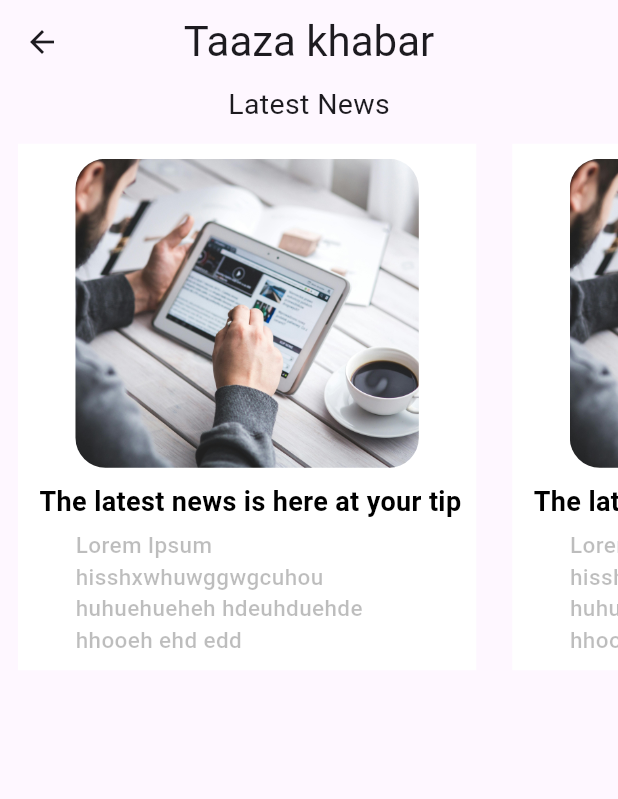
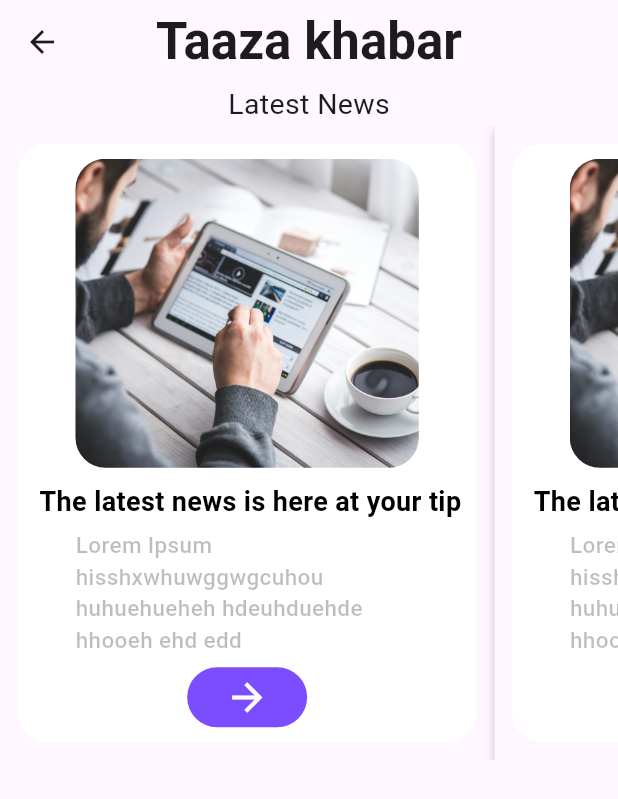
Before and after one commit to trishk-03/Taaza_khabar, a Flutter app: the Homescreen screen opened directly, on a phone screen of 412 x 824 dp. Shown: the top 799 px of the screen. Run offline on Flutter 3.47's test engine with Material 3 defaults, Android fonts, the phone set to English and light mode, and no system bars.

Commit message:
upgraded gi

```diff
--- a/lib/screens/homescreen.dart
+++ b/lib/screens/homescreen.dart
@@ -13,14 +13,14 @@ class _HomescreenState extends State<Homescreen> {
   Widget build(BuildContext context) {
     return Scaffold(
       appBar: AppBar(
-        title: Text('Taaza khabar', style: TextStyle(fontSize: 28),),
+        title: Text('Taaza khabar', style: TextStyle(fontSize: 34,fontWeight: FontWeight.bold),),
         centerTitle: true,
       ),
       body: Column(
         children: [
           Text("Latest News", style: TextStyle(fontSize: 19),),
           SizedBox(height: MediaQuery.of(context).size.height* 0.001,),
-         SingleChildScrollView(
+          SingleChildScrollView(
            scrollDirection: Axis.horizontal,
            child: Row(
              children: [
@@ -31,6 +31,9 @@ class _HomescreenState extends State<Homescreen> {
            ),
          ),
 
+        // Explore Section
+
+
         ],
 
       ),
--- a/lib/ui_helpers/widgets.dart
+++ b/lib/ui_helpers/widgets.dart
@@ -8,11 +8,13 @@ class News_block extends StatelessWidget{
 
   @override
   Widget build(BuildContext context) {
-    return Padding(
+    return Material(
+      elevation: 3,
+      child: Padding(
         padding: const EdgeInsets.all(12.0),
         child: Container(
           padding: EdgeInsets.all(10),
-        decoration: BoxDecoration(color: Colors.white),
+          decoration: BoxDecoration(color: Colors.white,borderRadius: BorderRadius.circular(20)),
           child: Column(
             children: [
               ClipRRect(
@@ -33,8 +35,32 @@ class News_block extends StatelessWidget{
                   fontSize: 15,
                   fontWeight: FontWeight.w500,
                 ),),
-            )
+              ),
+              SizedBox(height: 8.0,),
+              Row(
+                mainAxisAlignment: MainAxisAlignment.end,
+                children: [
+                  // Spacer(),
+                  Container(
+                    width: 80,
+                    height: 40,
+                    decoration: BoxDecoration(
+                        color: Colors.deepPurpleAccent,
+                        borderRadius: BorderRadius.circular(20)
+                    ),
+                    child: Center(
+                      child: Icon(
+                        Icons.arrow_forward,
+                        color: Colors.white,
+                        size: 30.0,
+                      ),
+                    ),
+                  ),
                 ],
+              ),
+
+            ],
+          ),
         ),
       ),
     );
```
Lines whose indentation alone changed are shown as unchanged.
